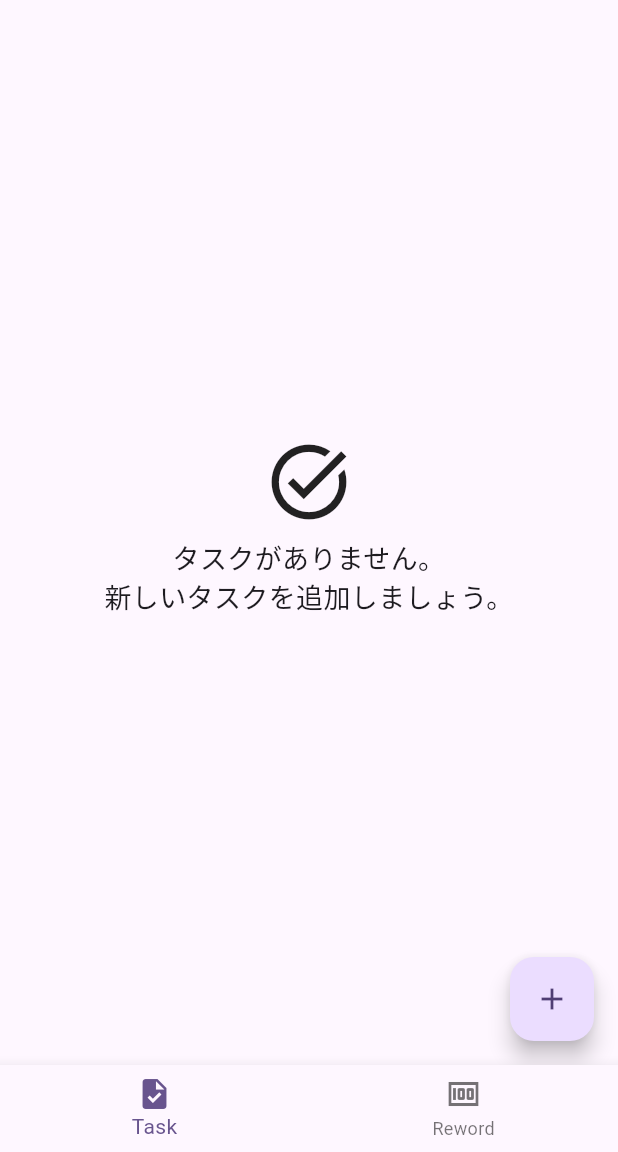
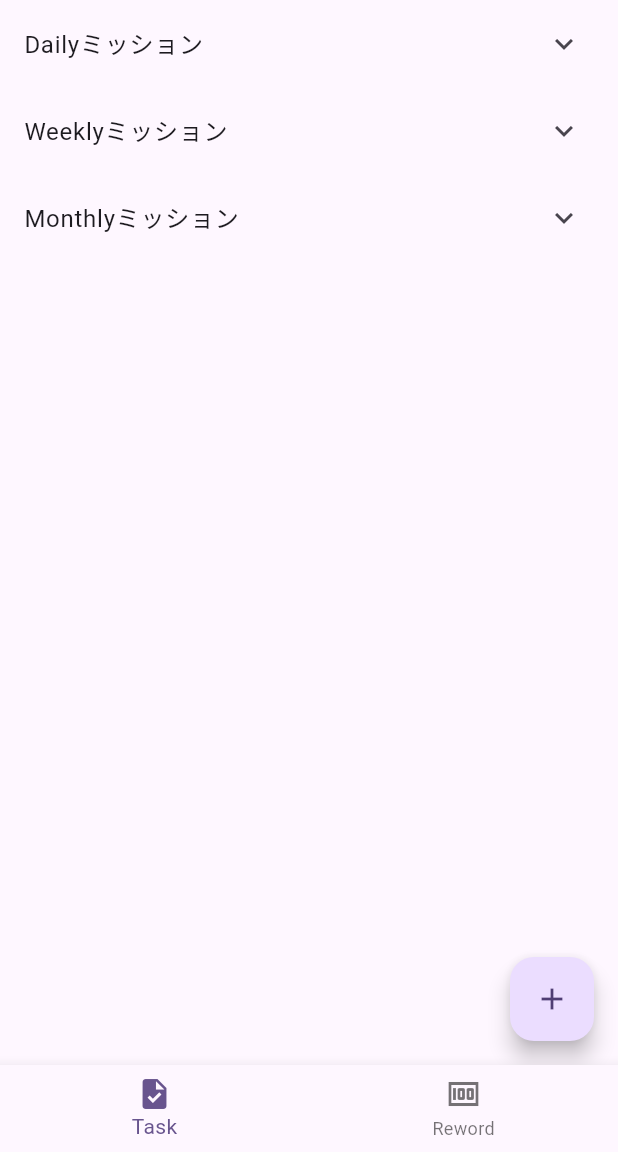
Before and after one commit to always-reach/flutter_todo, a Flutter app: the screen it shows after launch, on a phone screen of 412 x 824 dp, the part 84-1236 px from its top. Run offline on Flutter 3.47's test engine with Material 3 defaults, Android fonts, the phone set to English and light mode, and no system bars; our stand-ins replace flutter_form_builder, flutter_riverpod, form_builder_validators, sqflite_common_ffi; accounts and stored records are empty.

Commit message:
タスクの種類に合わせた一覧表示

```diff
--- a/lib/dao/task_dao.dart
+++ b/lib/dao/task_dao.dart
@@ -1,3 +1,4 @@
+import 'package:todo/constant/enum.dart';
 import 'package:todo/entity/task.dart';
 import 'package:todo/helper/db_helper.dart';
 
@@ -9,6 +10,13 @@ class TaskDao {
   Future<List<Task>> getAllTasks() async {
     final db = await _databaseHelper.database;
     final maps = await db.query("tasks");
+    return maps.map((map) => Task.fromMap(map)).toList();
+  }
+
+  Future<List<Task>> getTasksFilteredByTaskType(TaskType taskType) async {
+    final db = await _databaseHelper.database;
+    final maps = await db
+        .query("tasks", where: "taskType = ?", whereArgs: [taskType.toInt()]);
     return maps.map((map) => Task.fromMap(map)).toList();
   }
 
--- a/lib/page/tasks.dart
+++ b/lib/page/tasks.dart
@@ -1,8 +1,8 @@
 import 'package:flutter/material.dart';
 import 'package:flutter_riverpod/flutter_riverpod.dart';
+import 'package:todo/constant/enum.dart';
 import 'package:todo/page/task_create.dart';
-import 'package:todo/provider/task_provider.dart';
-import 'package:todo/widget/task_item.dart';
+import 'package:todo/widget/task_section.dart';
 
 class TaskList extends ConsumerWidget {
   const TaskList({super.key});
@@ -14,39 +14,13 @@ class TaskList extends ConsumerWidget {
           backgroundColor: Theme.of(context).colorScheme.inversePrimary,
           title: const Text("My Mission"),
         ),
-        body: ref.watch(tasksProvider).when(
-            loading: () => const Center(child: CircularProgressIndicator()),
-            error: (error, stackTrace) => const Center(
-                  child: Text("エラーが発生しました"),
-                ),
-            data: (tasks) {
-              if (tasks.isEmpty) {
-                return const Center(
-                  child: Column(
-                    mainAxisAlignment: MainAxisAlignment.center,
-                    children: <Widget>[
-                      Icon(Icons.task_alt, size: 60), // アイコンの表示
-                      Padding(
-                        padding: EdgeInsets.all(8.0),
-                        child: Text(
-                          "タスクがありません。\n新しいタスクを追加しましょう。",
-                          textAlign: TextAlign.center,
-                          style: TextStyle(
-                            fontSize: 18,
-                          ),
-                        ),
-                      ),
-                    ],
-                  ),
-                );
-              }
-              return ListView.builder(
-                itemCount: tasks.length,
-                itemBuilder: (context, index) {
-                  return taskItem(tasks[index], context);
-                },
-              );
-            }),
+        body: const SingleChildScrollView(
+          child: Column(children: <Widget>[
+            TaskSection(title: "Dailyミッション", taskType: TaskType.daily),
+            TaskSection(title: "Weeklyミッション", taskType: TaskType.weekly),
+            TaskSection(title: "Monthlyミッション", taskType: TaskType.monthly),
+          ]),
+        ),
         floatingActionButton: FloatingActionButton(
           onPressed: () {
             Navigator.push(
--- a/lib/provider/task_provider.dart
+++ b/lib/provider/task_provider.dart
@@ -1,4 +1,5 @@
 import 'package:flutter_riverpod/flutter_riverpod.dart';
+import 'package:todo/constant/enum.dart';
 import 'package:todo/controller/task_controller.dart';
 import 'package:todo/entity/task.dart';
 import 'package:todo/provider/point_provider.dart';
@@ -11,6 +12,12 @@ final taskRepositoryProvider = Provider<TaskRepository>((ref) {
 final taskProvider = FutureProvider.family<Task, int>((ref, id) {
   final taskRepository = ref.watch(taskRepositoryProvider);
   return taskRepository.getTaskById(id);
+});
+
+final tasksFilteredByTaskTypeProvider =
+    FutureProvider.family<List<Task>, TaskType>((ref, taskType) {
+  final taskRepository = ref.watch(taskRepositoryProvider);
+  return taskRepository.getTasksFilteredByTaskType(taskType);
 });
 
 final tasksProvider = FutureProvider<List<Task>>((ref) {
--- a/lib/repository/task_abs.dart
+++ b/lib/repository/task_abs.dart
@@ -1,7 +1,9 @@
+import 'package:todo/constant/enum.dart';
 import 'package:todo/entity/task.dart';
 
 abstract class TaskRepositoryAbs {
   Future<List<Task>> getAllTasks();
+  Future<List<Task>> getTasksFilteredByTaskType(TaskType taskType);
   Future<Task> getTaskById(int id);
   Future<void> insertTask(Task task);
   Future<void> updateTask(Task task);
--- a/lib/repository/task_imp.dart
+++ b/lib/repository/task_imp.dart
@@ -1,3 +1,4 @@
+import 'package:todo/constant/enum.dart';
 import 'package:todo/dao/task_dao.dart';
 import 'package:todo/entity/task.dart';
 import 'package:todo/helper/db_helper.dart';
@@ -9,6 +10,11 @@ class TaskRepository implements TaskRepositoryAbs {
   @override
   Future<List<Task>> getAllTasks() {
     return taskDao.getAllTasks();
+  }
+
+  @override
+  Future<List<Task>> getTasksFilteredByTaskType(TaskType taskType) {
+    return taskDao.getTasksFilteredByTaskType(taskType);
   }
 
   @override
--- /dev/null
+++ b/lib/widget/task_section.dart
@@ -0,0 +1,52 @@
+import 'package:flutter/material.dart';
+import 'package:flutter_riverpod/flutter_riverpod.dart';
+import 'package:todo/constant/enum.dart';
+import 'package:todo/provider/task_provider.dart';
+import 'package:todo/widget/task_item.dart';
+
+class TaskSection extends ConsumerWidget {
+  final String title;
+  final TaskType taskType;
+  const TaskSection({Key? key, required this.title, required this.taskType})
+      : super(key: key);
+
+  @override
+  Widget build(BuildContext context, WidgetRef ref) {
+    return ExpansionTile(title: Text(title), children: <Widget>[
+      ref.watch(tasksFilteredByTaskTypeProvider(taskType)).when(
+            loading: () => const Center(child: CircularProgressIndicator()),
+            error: (error, stackTrace) => const Center(
+              child: Text("エラーが発生しました"),
+            ),
+            data: (tasks) {
+              if (tasks.isEmpty) {
+                return const Center(
+                  child: Column(
+                    mainAxisAlignment: MainAxisAlignment.center,
+                    children: <Widget>[
+                      Icon(Icons.task_alt, size: 60), // アイコンの表示
+                      Padding(
+                        padding: EdgeInsets.all(8.0),
+                        child: Text(
+                          "タスクがありません。\n新しいタスクを追加しましょう。",
+                          textAlign: TextAlign.center,
+                          style: TextStyle(
+                            fontSize: 18,
+                          ),
+                        ),
+                      ),
+                    ],
+                  ),
+                );
+              }
+              return Column(
+                crossAxisAlignment: CrossAxisAlignment.start,
+                children: <Widget>[
+                  ...tasks.map((task) => taskItem(task, context)).toList()
+                ],
+              );
+            },
+          )
+    ]);
+  }
+}
```
